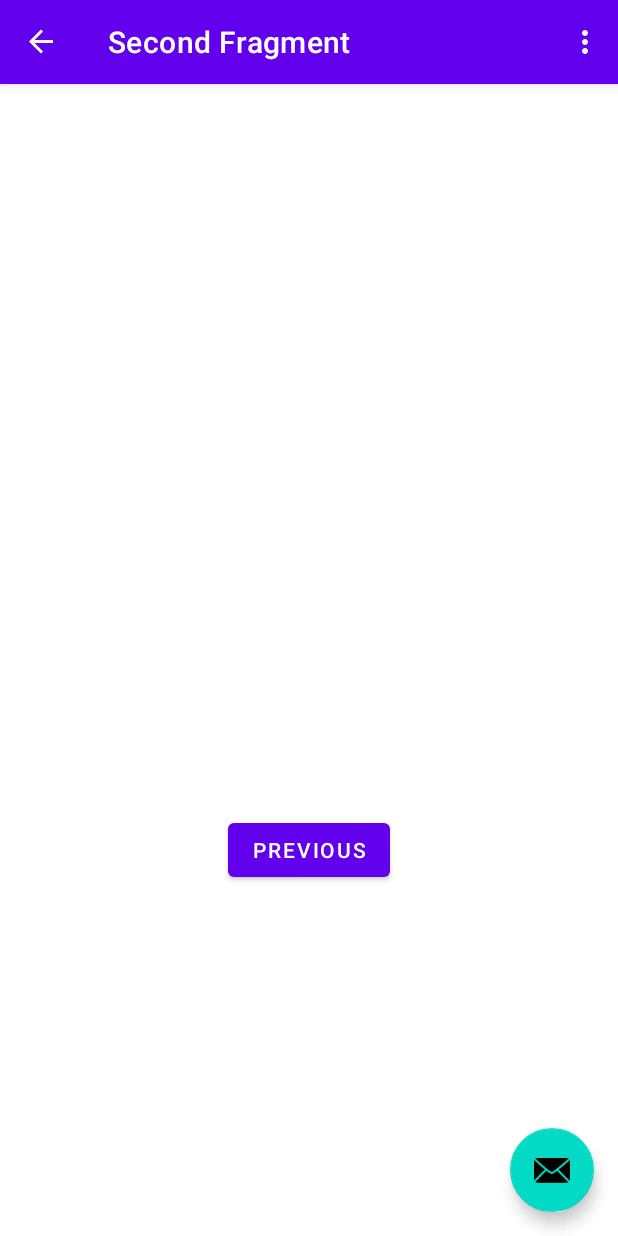
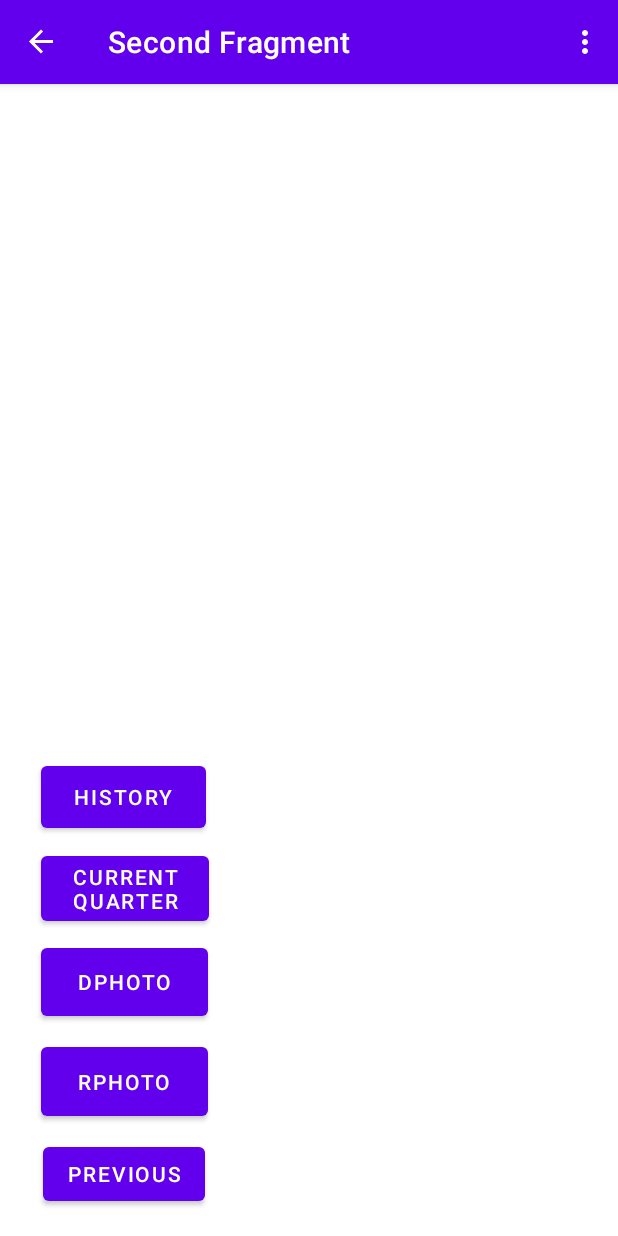
Before and after one commit to BrandonTCozart/receipt, an Android app: the SecondFragment screen opened through its navigation route, on a phone screen of 412 x 824 dp. Run offline under Robolectric (Android 15) with nearby library versions, the phone set to English and light mode, and no system bars; our stand-ins replace navigation-ui.

Commit message:
currentQuarter Fragment
currentQuarter Fragment added and some other buttons on the secondFragment.

```diff
--- a/app/src/main/java/com/example/iftaproject/MainActivity.java
+++ b/app/src/main/java/com/example/iftaproject/MainActivity.java
@@ -37,13 +37,6 @@ public class MainActivity extends AppCompatActivity {
         appBarConfiguration = new AppBarConfiguration.Builder(navController.getGraph()).build();
         NavigationUI.setupActionBarWithNavController(this, navController, appBarConfiguration);
 
-        binding.fab.setOnClickListener(new View.OnClickListener() {
-            @Override
-            public void onClick(View view) {
-                Snackbar.make(view, "Replace with your own action", Snackbar.LENGTH_LONG)
-                        .setAction("Action", null).show();
-            }
-        });
     }
 
     @Override
--- a/app/src/main/java/com/example/iftaproject/SecondFragment.java
+++ b/app/src/main/java/com/example/iftaproject/SecondFragment.java
@@ -36,6 +36,14 @@ public class SecondFragment extends Fragment {
                         .navigate(R.id.action_SecondFragment_to_FirstFragment);
             }
         });
+
+        binding.buttonCurrentQuarter.setOnClickListener(new View.OnClickListener() {
+            @Override
+            public void onClick(View view) {
+                NavHostFragment.findNavController(SecondFragment.this)
+                        .navigate(R.id.action_SecondFragment_to_currentQuarterFragment);
+            }
+        });
     }
 
     @Override
--- a/app/src/main/res/layout/activity_main.xml
+++ b/app/src/main/res/layout/activity_main.xml
@@ -22,13 +22,4 @@
 
     <include layout="@layout/content_main" />
 
-    <com.google.android.material.floatingactionbutton.FloatingActionButton
-        android:id="@+id/fab"
-        android:layout_width="wrap_content"
-        android:layout_height="wrap_content"
-        android:layout_gravity="bottom|end"
-        android:layout_marginEnd="@dimen/fab_margin"
-        android:layout_marginBottom="16dp"
-        app:srcCompat="@android:drawable/ic_dialog_email" />
-
 </androidx.coordinatorlayout.widget.CoordinatorLayout>
--- a/app/src/main/res/layout/fragment_second.xml
+++ b/app/src/main/res/layout/fragment_second.xml
@@ -6,15 +6,6 @@
     android:layout_height="match_parent"
     tools:context=".SecondFragment">
 
-    <TextView
-        android:id="@+id/textview_second"
-        android:layout_width="wrap_content"
-        android:layout_height="wrap_content"
-        app:layout_constraintBottom_toTopOf="@id/button_second"
-        app:layout_constraintEnd_toEndOf="parent"
-        app:layout_constraintStart_toStartOf="parent"
-        app:layout_constraintTop_toTopOf="parent" />
-
     <Button
         android:id="@+id/button_second"
         android:layout_width="wrap_content"
@@ -22,6 +13,56 @@
         android:text="@string/previous"
         app:layout_constraintBottom_toBottomOf="parent"
         app:layout_constraintEnd_toEndOf="parent"
+        app:layout_constraintHorizontal_bias="0.095"
         app:layout_constraintStart_toStartOf="parent"
-        app:layout_constraintTop_toBottomOf="@id/textview_second" />
+        app:layout_constraintTop_toTopOf="parent"
+        app:layout_constraintVertical_bias="0.976" />
+
+    <Button
+        android:id="@+id/ReceiptButton"
+        android:layout_width="111dp"
+        android:layout_height="58dp"
+        android:text="Rphoto"
+        app:layout_constraintBottom_toBottomOf="parent"
+        app:layout_constraintEnd_toEndOf="parent"
+        app:layout_constraintHorizontal_bias="0.091"
+        app:layout_constraintStart_toStartOf="parent"
+        app:layout_constraintTop_toTopOf="parent"
+        app:layout_constraintVertical_bias="0.896" />
+
+    <Button
+        android:id="@+id/Dphoto"
+        android:layout_width="111dp"
+        android:layout_height="57dp"
+        android:text="Dphoto"
+        app:layout_constraintBottom_toBottomOf="parent"
+        app:layout_constraintEnd_toEndOf="parent"
+        app:layout_constraintHorizontal_bias="0.091"
+        app:layout_constraintStart_toStartOf="parent"
+        app:layout_constraintTop_toTopOf="parent"
+        app:layout_constraintVertical_bias="0.802" />
+
+    <Button
+        android:id="@+id/buttonCurrentQuarter"
+        android:layout_width="112dp"
+        android:layout_height="55dp"
+        android:text="current quarter"
+        app:layout_constraintBottom_toBottomOf="parent"
+        app:layout_constraintEnd_toEndOf="parent"
+        app:layout_constraintHorizontal_bias="0.091"
+        app:layout_constraintStart_toStartOf="parent"
+        app:layout_constraintTop_toTopOf="parent"
+        app:layout_constraintVertical_bias="0.714" />
+
+    <Button
+        android:id="@+id/buttonHistory"
+        android:layout_width="110dp"
+        android:layout_height="53dp"
+        android:text="history"
+        app:layout_constraintBottom_toBottomOf="parent"
+        app:layout_constraintEnd_toEndOf="parent"
+        app:layout_constraintHorizontal_bias="0.091"
+        app:layout_constraintStart_toStartOf="parent"
+        app:layout_constraintTop_toTopOf="parent"
+        app:layout_constraintVertical_bias="0.628" />
 </androidx.constraintlayout.widget.ConstraintLayout>
--- a/app/src/main/res/navigation/nav_graph.xml
+++ b/app/src/main/res/navigation/nav_graph.xml
@@ -24,5 +24,25 @@
         <action
             android:id="@+id/action_SecondFragment_to_FirstFragment"
             app:destination="@id/FirstFragment" />
+
+        <action
+            android:id="@+id/action_SecondFragment_to_currentQuarterFragment"
+            app:destination="@id/currentQuarter" />
     </fragment>
+
+    <fragment
+        android:id="@+id/currentQuarter"
+        android:name="com.example.iftaproject.currentQuarter"
+        android:label="fragment_current_quarter"
+        tools:layout="@layout/fragment_current_quarter">
+
+        <action
+            android:id="@+id/action_currentQuarterFragment_to_secondFragment"
+            app:destination="@id/SecondFragment" />
+
+    </fragment>
+
+
+
+
 </navigation>
--- a/app/src/main/res/values/strings.xml
+++ b/app/src/main/res/values/strings.xml
@@ -9,4 +9,6 @@
 
     <string name="hello_first_fragment">Hello first fragment</string>
     <string name="hello_second_fragment">Hello second fragment. Arg: %1$s</string>
+    <!-- TODO: Remove or change this placeholder text -->
+    <string name="hello_blank_fragment">Hello blank fragment</string>
 </resources>
```
Also changed, not shown: app/src/main/java/com/example/iftaproject/currentQuarter.java (added, +64 -0 lines), app/src/main/res/layout/fragment_current_quarter.xml (added, +55 -0 lines).
